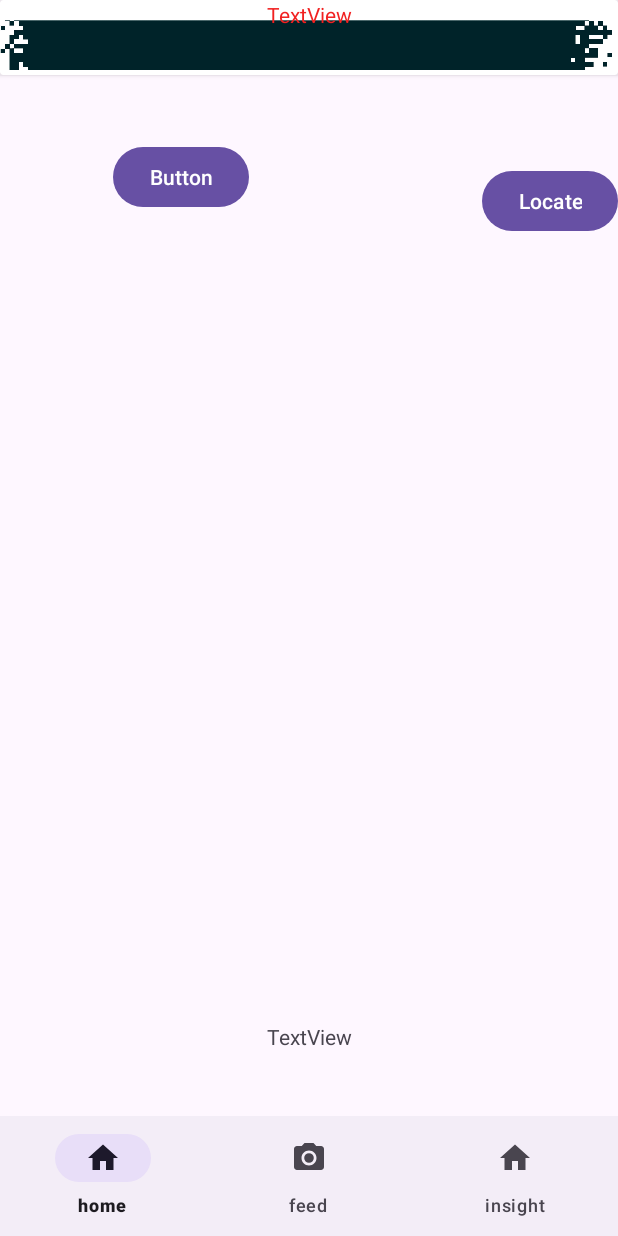
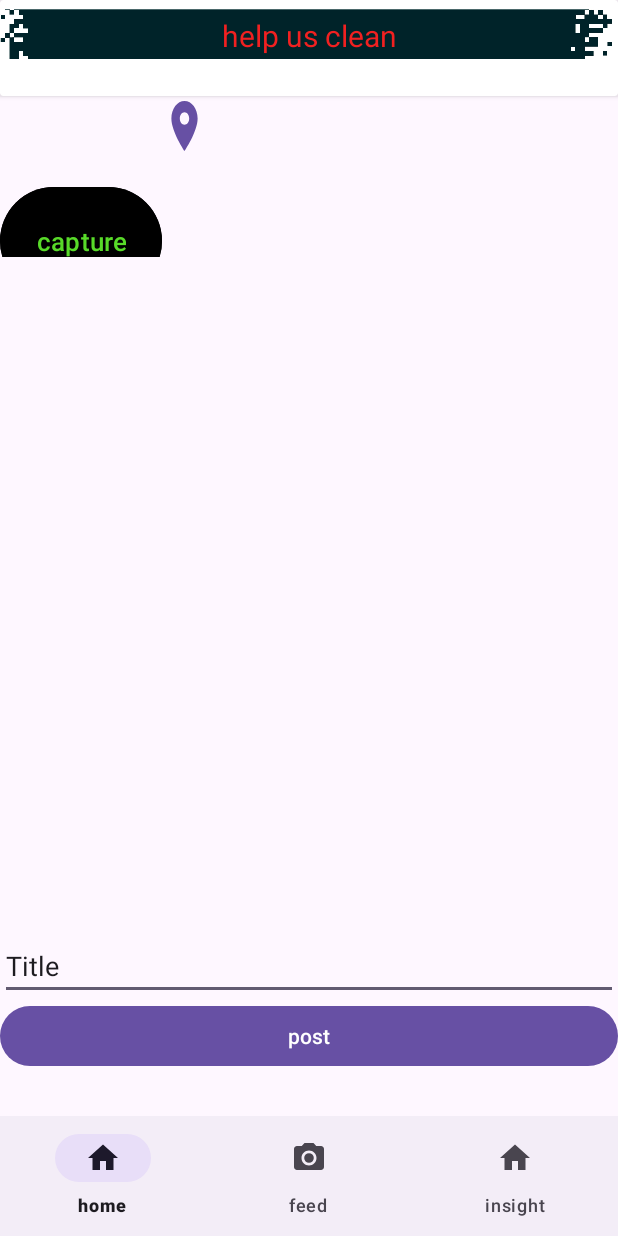
Before and after one commit to firsty-first/plasticFreeRiver, an Android app: the screen it shows after launch (MainActivity), on a phone screen of 412 x 824 dp. Run offline under Robolectric (Android 15) with nearby library versions, the phone set to English and light mode, and no system bars; our stand-ins replace Firebase (no records; nobody signed in at launch, a user with empty details on screens opened directly); libraries missing offline, so code that uses them is left out: com.github.dhaval2404.imagepicker, org.tensorflow.lite; pictures from the network do not load; 3 statements that could not run were skipped.

Commit message:
working on getting text from edittext in fragment

```diff
--- a/app/build.gradle
+++ b/app/build.gradle
@@ -7,6 +7,10 @@ plugins {
 android {
     namespace 'com.example.plasticfreeriver'
     compileSdk 33
+    aaptOptions {
+        noCompress "best_float16.tflite"
+        noCompress "best_float32.tflite"
+    }
 
     defaultConfig {
         ndk {
@@ -47,7 +51,7 @@ dependencies {
 
     implementation 'com.google.android.gms:play-services-location:17.0.0'
     implementation 'com.google.firebase:firebase-storage:20.1.0'
-    implementation 'org.tensorflow:tensorflow-lite-support:0.1.0'
+       implementation 'org.tensorflow:tensorflow-lite-support:0.1.0'
     implementation 'org.tensorflow:tensorflow-lite-metadata:0.1.0'
     implementation 'org.tensorflow:tensorflow-lite-gpu:2.3.0'
 
--- a/app/src/main/java/com/example/plasticfreeriver/home1Fragment.java
+++ b/app/src/main/java/com/example/plasticfreeriver/home1Fragment.java
@@ -17,12 +17,14 @@ import android.util.Log;
 import android.view.LayoutInflater;
 import android.view.View;
 import android.view.ViewGroup;
+import android.widget.Button;
+import android.widget.EditText;
 import android.widget.ImageView;
 import android.widget.TextView;
 import android.widget.Toast;
 
 import com.example.plasticfreeriver.ml.BestFloat16;
-import com.example.plasticfreeriver.ml.BestFloat32;
+//import com.example.plasticfreeriver.ml.BestFloat32;
 import com.github.dhaval2404.imagepicker.ImagePicker;
 import com.google.firebase.storage.FirebaseStorage;
 
@@ -48,6 +50,8 @@ public class home1Fragment extends Fragment implements View.OnClickListener{
     // TODO: Rename and change types of parameters
     private String mParam1;
     private String mParam2;
+    View title_editText;
+    String title;
     public String location;
     FirebaseStorage storage;
 String resultfromModel;
@@ -99,14 +103,22 @@ Uri global_uri;
 View rootview=inflater.inflate(R.layout.fragment_home1, container, false);
 
 View buttonview=rootview.findViewById(R.id.btn);
+View submit_post=rootview.findViewById(R.id.btn_post)
         img=rootview.findViewById(R.id.imageView);
         View locate=rootview.findViewById(R.id.locate);
+        title_editText=(EditText)rootview.findViewById(R.id.editTextTitle);
+        if (title_editText != null) {
+          //  String text = title_editText.getText().toString();
+            // 'text' contains the text entered by the user in the EditText
+        }
+
+
 locate.setOnClickListener(this);
 
 buttonview.setOnClickListener(this);
 
         TextView tv=rootview.findViewById(R.id.textView);
-
+submit_post.setOnClickListener(this);
         //Log.d(this.getArguments().getString("location"));
      //   tv.setText(resultfromModel);
         String s= "https://maps.google.com/maps?q="+location;
@@ -132,6 +144,11 @@ buttonview.setOnClickListener(this);
                  openMap(global_uri);
 
             }
+            if (view.getId()==R.id.btn_post)
+            {
+                title_editText.getT
+
+            }
 
     }
     @Override
@@ -143,8 +160,10 @@ buttonview.setOnClickListener(this);
             // Use Uri object instead of File to avoid storage permissions
             ImageView im=getView().findViewById(R.id.imageView);
             im.setImageURI(uri);
+
+
            // model_32(uri);
-            model_16(uri);
+           model_16(uri);
 
         } else if (resultCode == ImagePicker.RESULT_ERROR) {
             Toast.makeText(getActivity(), "ImagePicker.getError(data)", Toast.LENGTH_SHORT).show();
@@ -157,9 +176,10 @@ buttonview.setOnClickListener(this);
      try {
          BestFloat16 model = BestFloat16.newInstance(getContext());
          Bitmap bitmap = MediaStore.Images.Media.getBitmap(getContext().getContentResolver(), uri);
+         Bitmap resizedBitmap = Bitmap.createScaledBitmap(bitmap, 448, 448, false);
 
          // Creates inputs for reference.
-         TensorImage image = TensorImage.fromBitmap(bitmap);
+         TensorImage image = TensorImage.fromBitmap(resizedBitmap);
 
          // Runs model inference and gets result.
          BestFloat16.Outputs outputs = model.process(image);
@@ -195,39 +215,40 @@ buttonview.setOnClickListener(this);
     }
       // startActivity(imap);
     }
-    void model_32(Uri uri)
-    {
-        try {
-            BestFloat32 model = BestFloat32.newInstance(getContext());
-
-            // Creates inputs for reference.
-            Bitmap bitmap = MediaStore.Images.Media.getBitmap(getContext().getContentResolver(), uri);
-
-            TensorImage image = TensorImage.fromBitmap(bitmap);
-
-            // Runs model inference and gets result.
-            BestFloat32.Outputs outputs = model.process(image);
-            List<Category> output = outputs.getOutputAsCategoryList();
-            // Accessing the first element (index 0) in the output list
-//            Category firstCategory = output.get(0);
-//            String firstClassLabel = firstCategory.getLabel();
-//            float firstConfidenceScore = firstCategory.getScore();
-
-
-// Accessing the second element (index 1) in the output list
-//            Category secondCategory = output.get(1);
-//            String secondClassLabel = secondCategory.getLabel();
-//            float secondConfidenceScore = secondCategory.getScore();
-//resultfromModel=firstClassLabel+","+Float.toString(firstConfidenceScore);
-
-            // Releases model resources if no longer used.
-            model.close();
-        } catch (IOException e) {
-            // TODO Handle the exception
-
-
-        }
-
-    }
+//    void model_32(Uri uri)
+//    {
+//        try {
+//            BestFloat32 model = BestFloat32.newInstance(getContext());
+//
+//            // Creates inputs for reference.
+//            Bitmap bitmap = MediaStore.Images.Media.getBitmap(getContext().getContentResolver(), uri);
+//
+//            TensorImage image = TensorImage.fromBitmap(bitmap);
+//
+//            // Runs model inference and gets result.
+//            BestFloat32.Outputs outputs = model.process(image);
+//            List<Category> output = outputs.getOutputAsCategoryList();
+//            // Accessing the first element (index 0) in the output list
+////            Category firstCategory = output.get(0);
+////            String firstClassLabel = firstCategory.getLabel();
+////            float firstConfidenceScore = firstCategory.getScore();
+//
+//
+//// Accessing the second element (index 1) in the output list
+////            Category secondCategory = output.get(1);
+////            String secondClassLabel = secondCategory.getLabel();
+////            float secondConfidenceScore = secondCategory.getScore();
+////resultfromModel=firstClassLabel+","+Float.toString(firstConfidenceScore);
+//
+//
+//            // Releases model resources if no longer used.
+//            model.close();
+//        } catch (IOException e) {
+//            // TODO Handle the exception
+//
+//
+//        }
+//
+//    }
 
 }
--- /dev/null
+++ b/app/src/main/res/drawable/baseline_location_on_24.xml
@@ -0,0 +1,5 @@
+<vector android:height="24dp" android:tint="#22CE00"
+    android:viewportHeight="24" android:viewportWidth="24"
+    android:width="24dp" xmlns:android="http://schemas.android.com/apk/res/android">
+    <path android:fillColor="@android:color/white" android:pathData="M12,2C8.13,2 5,5.13 5,9c0,5.25 7,13 7,13s7,-7.75 7,-13c0,-3.87 -3.13,-7 -7,-7zM12,11.5c-1.38,0 -2.5,-1.12 -2.5,-2.5s1.12,-2.5 2.5,-2.5 2.5,1.12 2.5,2.5 -1.12,2.5 -2.5,2.5z"/>
+</vector>
--- a/app/src/main/res/layout/fragment_home1.xml
+++ b/app/src/main/res/layout/fragment_home1.xml
@@ -16,12 +16,12 @@
 
         <androidx.cardview.widget.CardView
             android:layout_width="match_parent"
-            android:layout_height="50dp">
+            android:layout_height="64dp">
 
             <ImageView
                 android:id="@+id/imageView2"
                 android:layout_width="match_parent"
-                android:layout_height="60dp"
+                android:layout_height="45dp"
                 android:src="@drawable/img" />
 
             <LinearLayout
@@ -34,58 +34,71 @@
                     android:layout_width="match_parent"
                     android:layout_height="wrap_content"
                     android:layout_gravity="bottom|center_horizontal"
+                    android:layout_marginTop="10dp"
                     android:gravity="bottom|center|center_vertical"
-                    android:text="TextView"
-                    android:textColor="#F12121" />
+                    android:text="help us clean"
+                    android:textColor="#F12121"
+                    android:textSize="20sp" />
             </LinearLayout>
 
         </androidx.cardview.widget.CardView>
-    </LinearLayout>
 
-    <androidx.constraintlayout.widget.ConstraintLayout
-        android:layout_width="match_parent"
-        android:layout_height="match_parent">
+        <LinearLayout
+            android:layout_width="match_parent"
+            android:layout_height="wrap_content"
+            android:orientation="horizontal">
+
+            <Button
+                android:id="@+id/btn"
+                android:layout_width="wrap_content"
+                android:layout_height="80dp"
+                android:backgroundTint="@color/black"
+                android:text="capture"
+                android:textColor="#58DA29"
+                android:textSize="17sp"
+                app:circularflow_radiusInDP="10dp" />
+
+            <Button
+                android:id="@+id/locate"
+                android:layout_width="30dp"
+                android:layout_height="40dp"
+                android:layout_gravity="right"
+                android:background="@drawable/baseline_location_on_24"
+                android:backgroundTint="@color/black"
+                android:gravity="right|end" />
+
+            <TextView
+                android:id="@+id/textView"
+                android:layout_width="215dp"
+                android:layout_height="107dp"
+                android:gravity="bottom"
+                android:text=" " />
+
+        </LinearLayout>
 
         <ImageView
             android:id="@+id/imageView"
-            android:layout_width="277dp"
-            android:layout_height="290dp"
-            app:layout_constraintBottom_toBottomOf="parent"
-            app:layout_constraintEnd_toEndOf="parent"
-            app:layout_constraintStart_toStartOf="parent"
-            app:layout_constraintTop_toTopOf="parent"
-            tools:src="@tools:sample/backgrounds/scenic" />
+            android:layout_width="match_parent"
+            android:layout_height="450dp"
 
-        <TextView
-            android:id="@+id/textView"
-            android:layout_width="wrap_content"
+
+            />
+
+        <EditText
+            android:id="@+id/editTextTitle"
+            android:layout_width="match_parent"
             android:layout_height="wrap_content"
-            android:text="TextView"
-            app:layout_constraintBottom_toBottomOf="parent"
-            app:layout_constraintEnd_toEndOf="parent"
-            app:layout_constraintStart_toStartOf="parent"
-            app:layout_constraintTop_toBottomOf="@+id/imageView" />
+            android:ems="10"
+            android:inputType="text"
+            android:text="Title" />
 
         <Button
-            android:id="@+id/btn"
-            android:layout_width="wrap_content"
+            android:id="@+id/btn_post"
+            android:layout_width="match_parent"
             android:layout_height="wrap_content"
-            android:text="Button"
-            app:layout_constraintBottom_toTopOf="@+id/imageView"
-            app:layout_constraintEnd_toStartOf="@+id/locate"
-            app:layout_constraintHorizontal_bias="0.327"
-            app:layout_constraintStart_toStartOf="parent"
-            app:layout_constraintTop_toTopOf="parent"
-            app:layout_constraintVertical_bias="0.428" />
+            android:text="post" />
 
-        <Button
-            android:id="@+id/locate"
-            android:layout_width="wrap_content"
-            android:layout_height="wrap_content"
-            android:text="Locate"
-            app:layout_constraintBottom_toTopOf="@+id/imageView"
-            app:layout_constraintEnd_toEndOf="parent"
-            app:layout_constraintTop_toTopOf="parent" />
-    </androidx.constraintlayout.widget.ConstraintLayout>
+    </LinearLayout>
+
 
 </FrameLayout>
```
